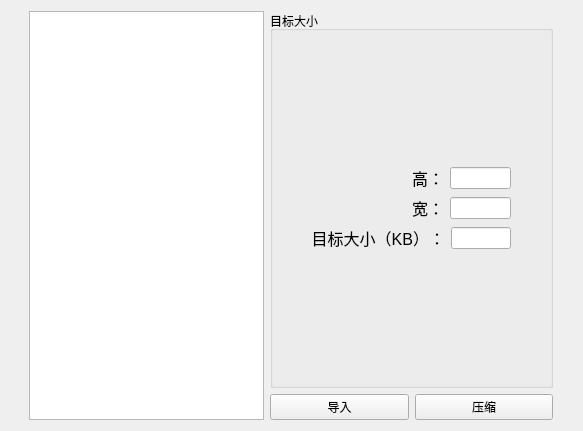
Gxstar/ImageZip, file image.ui: the form before one commit.
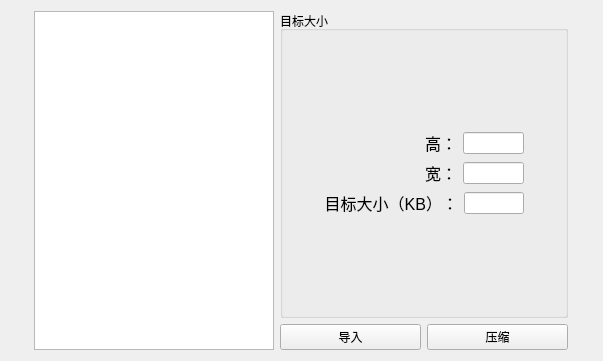
The form after the commit.

Commit message: 微调界面

Patch:
```diff
--- a/image.ui
+++ b/image.ui
@@ -6,8 +6,8 @@
    <rect>
     <x>0</x>
     <y>0</y>
-    <width>583</width>
-    <height>431</height>
+    <width>603</width>
+    <height>361</height>
    </rect>
   </property>
   <property name="windowTitle">
```
